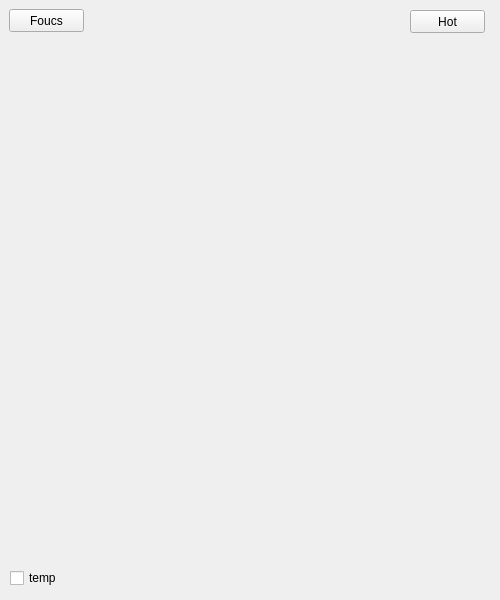
shughuangQQQ/BLOG, file BLOG_WIN_CLIENT/blog.ui: the form before one commit.
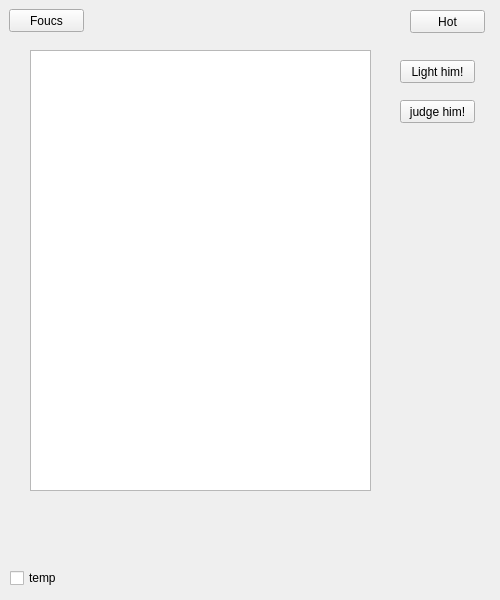
The form after the commit.

Patch:
```diff
--- a/BLOG_WIN_CLIENT/blog.ui
+++ b/BLOG_WIN_CLIENT/blog.ui
@@ -52,6 +52,50 @@
     <string>temp</string>
    </property>
   </widget>
+  <widget class="QTreeWidget" name="treeWidget">
+   <property name="geometry">
+    <rect>
+     <x>30</x>
+     <y>50</y>
+     <width>341</width>
+     <height>441</height>
+    </rect>
+   </property>
+   <property name="headerHidden">
+    <bool>true</bool>
+   </property>
+   <column>
+    <property name="text">
+     <string notr="true">1</string>
+    </property>
+   </column>
+  </widget>
+  <widget class="QPushButton" name="pushButton_3">
+   <property name="geometry">
+    <rect>
+     <x>400</x>
+     <y>60</y>
+     <width>75</width>
+     <height>23</height>
+    </rect>
+   </property>
+   <property name="text">
+    <string>Light him!</string>
+   </property>
+  </widget>
+  <widget class="QPushButton" name="pushButton_4">
+   <property name="geometry">
+    <rect>
+     <x>400</x>
+     <y>100</y>
+     <width>75</width>
+     <height>23</height>
+    </rect>
+   </property>
+   <property name="text">
+    <string>judge him!</string>
+   </property>
+  </widget>
  </widget>
  <resources/>
  <connections/>
```
